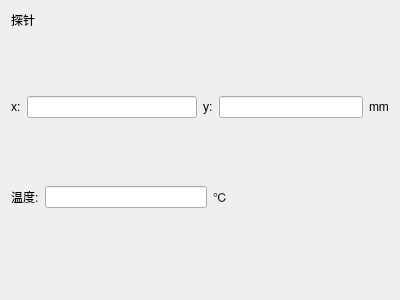
The window that experiment/src/probewidget.ui (creeper12356/guide_software) describes before a commit, drawn with Qt 5.
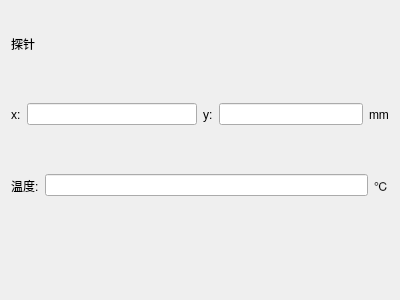
The same window after the commit.

Patch:
```diff
--- a/experiment/src/probewidget.ui
+++ b/experiment/src/probewidget.ui
@@ -21,19 +21,6 @@
      </property>
     </widget>
    </item>
-   <item>
-    <spacer name="verticalSpacer">
-     <property name="orientation">
-      <enum>Qt::Vertical</enum>
-     </property>
-     <property name="sizeHint" stdset="0">
-      <size>
-       <width>20</width>
-       <height>40</height>
-      </size>
-     </property>
-    </spacer>
-   </item>
    <item>
     <layout class="QHBoxLayout" name="horizontalLayout_4">
      <item>
@@ -80,19 +67,6 @@
      </item>
     </layout>
    </item>
-   <item>
-    <spacer name="verticalSpacer_3">
-     <property name="orientation">
-      <enum>Qt::Vertical</enum>
-     </property>
-     <property name="sizeHint" stdset="0">
-      <size>
-       <width>20</width>
-       <height>40</height>
-      </size>
-     </property>
-    </spacer>
-   </item>
    <item>
     <layout class="QHBoxLayout" name="horizontalLayout_3">
      <item>
@@ -116,19 +90,6 @@
        </property>
       </widget>
      </item>
-     <item>
-      <spacer name="horizontalSpacer">
-       <property name="orientation">
-        <enum>Qt::Horizontal</enum>
-       </property>
-       <property name="sizeHint" stdset="0">
-        <size>
-         <width>40</width>
-         <height>20</height>
-        </size>
-       </property>
-      </spacer>
-     </item>
     </layout>
    </item>
    <item>
@@ -138,19 +99,6 @@
      </property>
     </widget>
    </item>
-   <item>
-    <spacer name="verticalSpacer_2">
-     <property name="orientation">
-      <enum>Qt::Vertical</enum>
-     </property>
-     <property name="sizeHint" stdset="0">
-      <size>
-       <width>20</width>
-       <height>40</height>
-      </size>
-     </property>
-    </spacer>
-   </item>
   </layout>
  </widget>
  <resources/>
```
